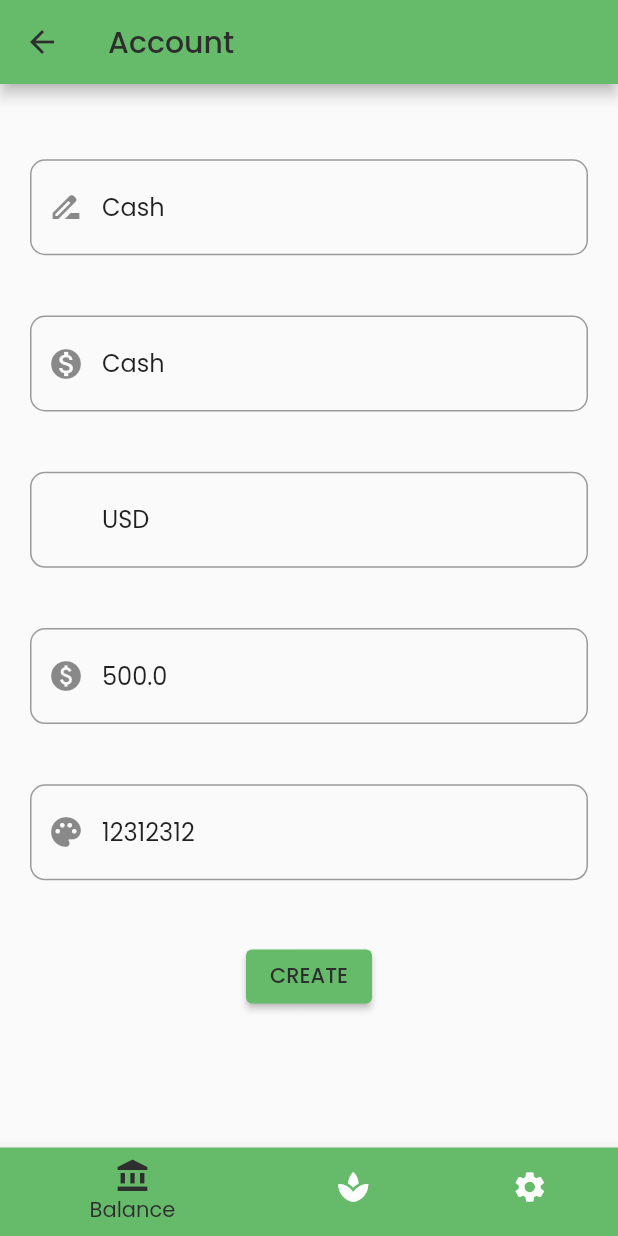
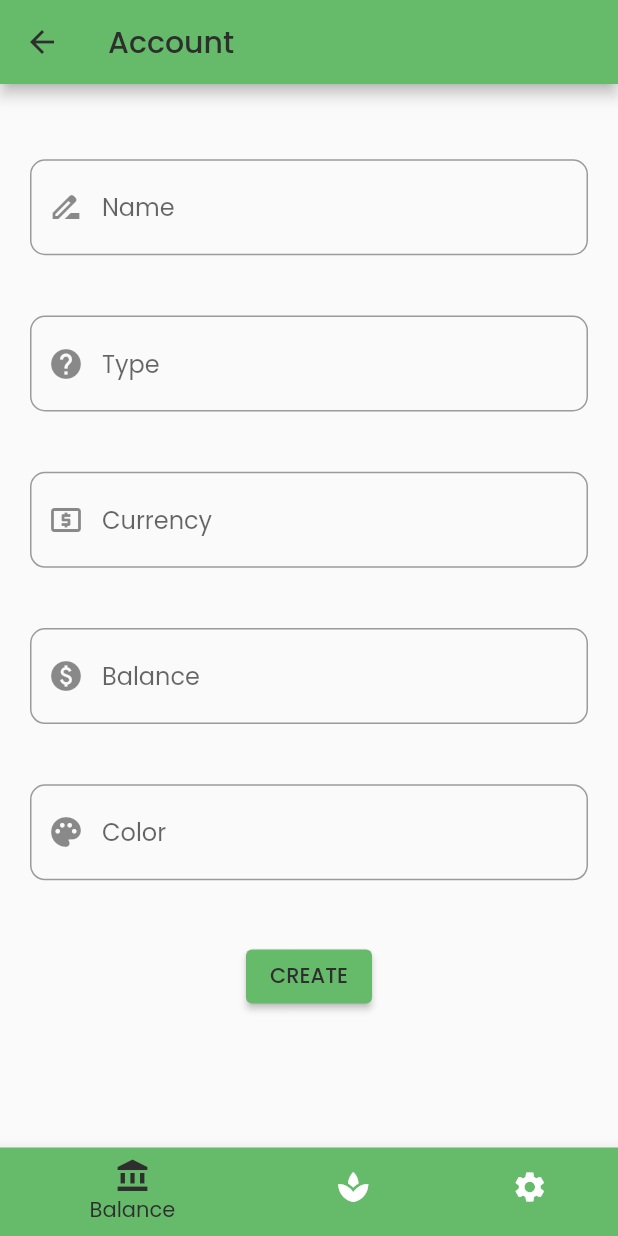
Before and after one commit to KirbyNguyen/growth, a Flutter app: the screen it shows once a user with an empty profile is signed in, after a tap on an icon or button, on a phone screen of 412 x 824 dp. Run offline on Flutter 3.47's test engine with Material 2 defaults, Android fonts, the phone set to English and light mode, and no system bars; our stand-ins replace firebase_auth, firebase_core, flutter_hooks, flutter_signin_button, hooks_riverpod, shared_preferences and 1 more; missing offline and left inert: currency_picker; accounts and stored records are empty.

Commit message:
Mapping certain objects for SQLite.

```diff
--- a/lib/constants/existing_type_list.dart
+++ b/lib/constants/existing_type_list.dart
@@ -20,5 +20,11 @@ class ExistingTypeList {
       iconPoint: 57408,
       iconFamily: AccountType.materialFamily,
     ),
+    AccountType(
+      id: "GENERIC_SAVING",
+      name: "Saving",
+      iconPoint: 58707,
+      iconFamily: AccountType.materialFamily,
+    ),
   ];
 }
--- /dev/null
+++ b/lib/constants/sqlite_names.dart
@@ -0,0 +1,24 @@
+enum TransactionType {
+  expense,
+  income,
+  transfer,
+}
+
+/// [SQLiteNames] holds constant names for SQLite table as a [String]
+class SQLiteNames {
+  static const String accountTable = "ACCOUNT_TABLE";
+  static const String accountTypeTable = "ACCOUNT_TYPE_TABLE";
+  static const String transactionTable = "TRANSACTION_TABLE";
+
+  static const String id = "id";
+  static const String uId = "uid";
+  static const String name = "name";
+  static const String iconPoint = "iconPoint";
+  static const String iconFamily = "iconFamily";
+
+  static const String balance = "balance";
+  static const String colorValue = "colorValue";
+  static const String currencyCode = "currencyCode";
+  static const String currencyFlag = "currencyFlag";
+  static const String accountTypeId = "accountTypeId";
+}
--- a/lib/models/account_type.dart
+++ b/lib/models/account_type.dart
@@ -1,18 +1,63 @@
+import 'package:growth/constants/sqlite_names.dart';
+import 'package:uuid/uuid.dart';
+
 class AccountType {
   static String materialFamily = "MaterialIcons";
+  final Uuid uuid = const Uuid();
+
   late String _id;
-  String name;
-  int iconPoint;
-  String iconFamily;
+  String? uid;
+  late String name;
+  late String iconFamily;
+  late int iconPoint;
 
   AccountType({
-    required String id,
+    String? id,
+    this.uid,
     required this.name,
     required this.iconPoint,
     required this.iconFamily,
   }) {
-    _id = id;
+    _id = id ?? uuid.v4();
   }
 
   String get id => _id;
+
+  /// Translate the account type into a map.
+  /// Return a [Map] with <String, dynamic>.
+  Map<String, dynamic> toMap() {
+    Map<String, dynamic> tempMap = <String, dynamic>{
+      SQLiteNames.id: _id,
+      SQLiteNames.uId: uid,
+      SQLiteNames.name: name,
+      SQLiteNames.iconPoint: iconPoint,
+      SQLiteNames.iconFamily: iconFamily
+    };
+    return tempMap;
+  }
+
+  /// Decode a map into an account type.
+  /// Take in a [Map] with <String, dynamic>.
+  AccountType.fromMap(Map<dynamic, dynamic> map) {
+    _id = map[SQLiteNames.id];
+    uid = map[SQLiteNames.uId] ?? "";
+    name = map[SQLiteNames.name];
+    iconPoint = map[SQLiteNames.iconPoint];
+    iconFamily = map[SQLiteNames.iconFamily];
+  }
+
+  /// Create an account type from a map.
+  /// Take in a [Map] with <String, dynamic>.
+  /// Return an [AccountType].
+  AccountType fromValue(Map<dynamic, dynamic> map) {
+    AccountType accountType = AccountType(
+      id: map[SQLiteNames.id],
+      uid: map[SQLiteNames.uId] ?? "",
+      name: map[SQLiteNames.name],
+      iconPoint: map[SQLiteNames.iconPoint],
+      iconFamily: map[SQLiteNames.iconFamily],
+    );
+
+    return accountType;
+  }
 }
--- a/lib/models/balance_account.dart
+++ b/lib/models/balance_account.dart
@@ -1,4 +1,8 @@
+import 'package:uuid/uuid.dart';
+
 class BalanceAccount {
+  final Uuid uuid = const Uuid();
+
   late String _id;
   late String _userId;
   late String _accountTypeId;
@@ -9,7 +13,7 @@ class BalanceAccount {
   late int colorValue;
 
   BalanceAccount({
-    required String id,
+    String? id,
     required String userId,
     required String accountTypeId,
     required this.name,
@@ -18,7 +22,7 @@ class BalanceAccount {
     required this.currencyCode,
     required this.colorValue,
   }) {
-    _id = id;
+    _id = id ?? uuid.v4();
     _userId = userId;
     _accountTypeId = accountTypeId;
   }
--- a/lib/pages/balance/balance_home_page.dart
+++ b/lib/pages/balance/balance_home_page.dart
@@ -1,6 +1,5 @@
 import 'package:flutter/material.dart';
 import 'package:flutter_hooks/flutter_hooks.dart';
-import 'package:growth/models/balance_account.dart';
 import 'package:hooks_riverpod/hooks_riverpod.dart';
 
 import 'package:growth/components/account_card.dart';
@@ -32,15 +31,6 @@ class BalanceHomePage extends HookWidget {
               AccountCard.addCard(
                 function: () => Navigator.of(context).pushNamed(
                   NavigationRoutes.balanceAccount,
-                  arguments: BalanceAccount(
-                      id: 'id',
-                      userId: 'userId',
-                      accountTypeId: "GENERIC_CASH",
-                      name: "Cash",
-                      balance: 500.0,
-                      currencyFlag: "USD",
-                      currencyCode: "USD",
-                      colorValue: 12312312),
                 ),
                 isDarkModeEnabled: _useAppThemeState,
               ),
--- a/lib/providers/shared_preferences_provider.dart
+++ b/lib/providers/shared_preferences_provider.dart
@@ -10,7 +10,7 @@ final sharedUtilityProvider = Provider<SharedUtility>((ref) {
   return SharedUtility(sharedPreferences: _sharedPrefs);
 });
 
-/// Shared Utility class that holds information such as [isDarkModeEnabled].
+/// [SharedUtility] class that holds information such as [isDarkModeEnabled].
 class SharedUtility {
   SharedUtility({
     required this.sharedPreferences,
```
Also changed, not shown: lib/components/account_form.dart (+11 -9 lines), lib/providers/sqlite_provider.dart (added, +53 -0 lines).
